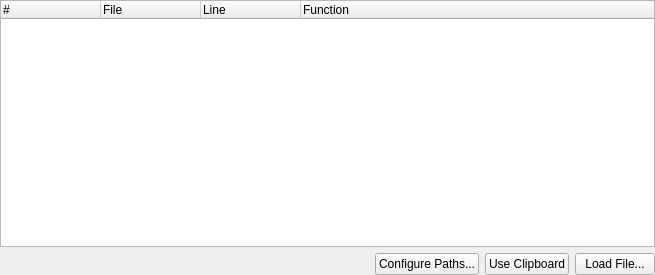
Above: addons/kate/backtracebrowser/btbrowserwidget.ui from KDE/kate before the change. Below: the same form after it.
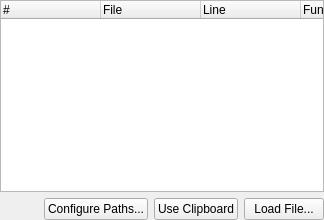
That is the form after the change.

Commit message: remove useless geometry property from some UI files

```diff
--- a/addons/kate/backtracebrowser/btbrowserwidget.ui
+++ b/addons/kate/backtracebrowser/btbrowserwidget.ui
@@ -1,14 +1,6 @@
 <ui version="4.0" >
  <class>BtBrowserWidget</class>
  <widget class="QWidget" name="BtBrowserWidget" >
-  <property name="geometry" >
-   <rect>
-    <x>0</x>
-    <y>0</y>
-    <width>655</width>
-    <height>275</height>
-   </rect>
-  </property>
   <layout class="QGridLayout" >
    <property name="margin" >
     <number>0</number>
```
The commit also changes 22 other files.
